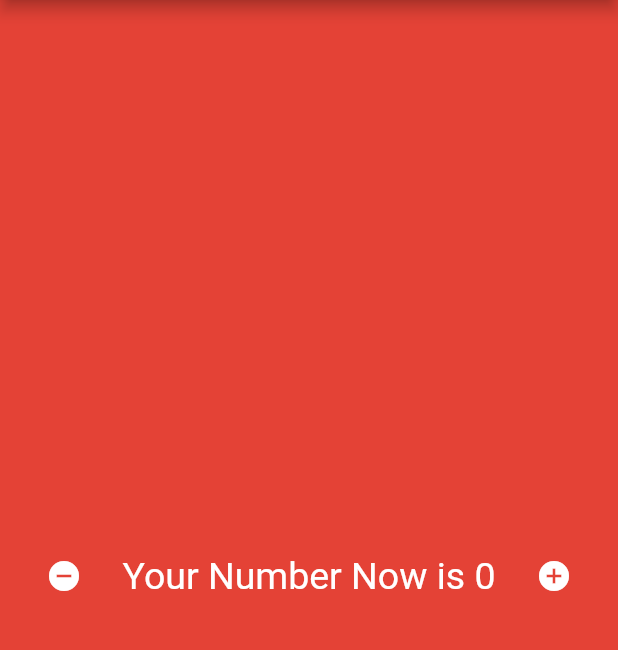
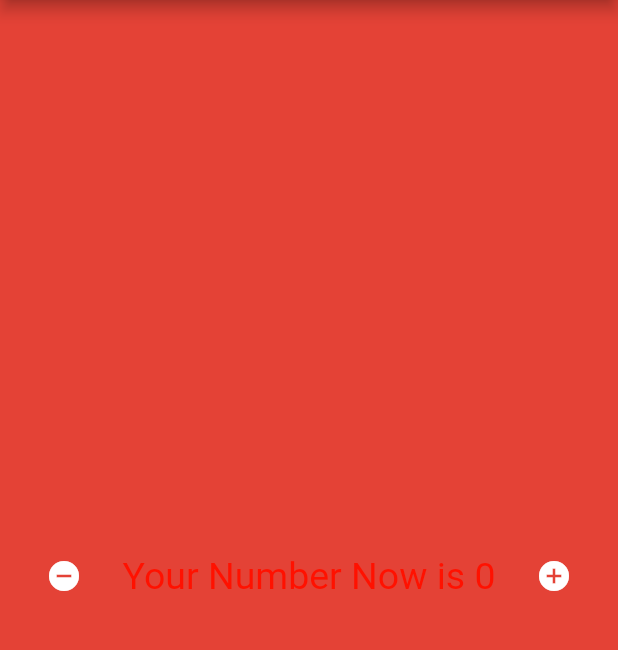
Before and after one commit to Mohamady1/counter, a Flutter app: the screen it shows after launch, after a tap on the "remove circle" icon, on a phone screen of 412 x 824 dp, the part 84-734 px from its top. Run offline on Flutter 3.47's test engine with Material 2 defaults, Android fonts, the phone set to English and light mode, and no system bars.

Commit message:
add feature

```diff
--- a/lib/main.dart
+++ b/lib/main.dart
@@ -11,18 +11,27 @@ class MyApp extends StatefulWidget {
 
 class _MyAppState extends State<MyApp> {
   var _counter = 0;
+  var color = Colors.white;
 
   void plus() => {
         setState(() {
           _counter++;
+          if (_counter > 0) {
+            color = Colors.white;
+          }
         })
       };
 
-  void minus() => {
-        setState(() {
-          if (_counter > 0) _counter--;
-        })
-      };
+  void minus() {
+    setState(() {
+      if (_counter > 0) {
+        _counter--;
+        color = Colors.white;
+      } else {
+        color = Color.fromARGB(255, 255, 17, 0);
+      }
+    });
+  }
 
   @override
   Widget build(BuildContext context) {
@@ -47,7 +56,7 @@ class _MyAppState extends State<MyApp> {
               Container(
                   margin: EdgeInsets.all(15),
                   child: Text("Your Number Now is $_counter",
-                      style: TextStyle(color: Colors.white, fontSize: 25))),
+                      style: TextStyle(color: color, fontSize: 25))),
               IconButton(
                   onPressed: plus,
                   icon: Icon(Icons.add_circle, color: Colors.white)),
```
